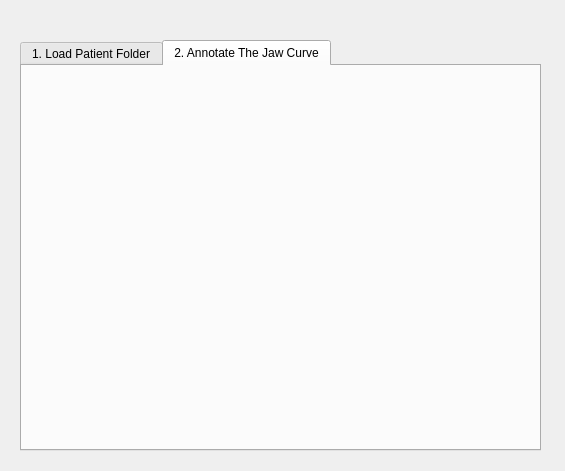
Before: the Qt Designer form main.ui in mohfarid99/dental-implant-program, drawn with Qt 5.
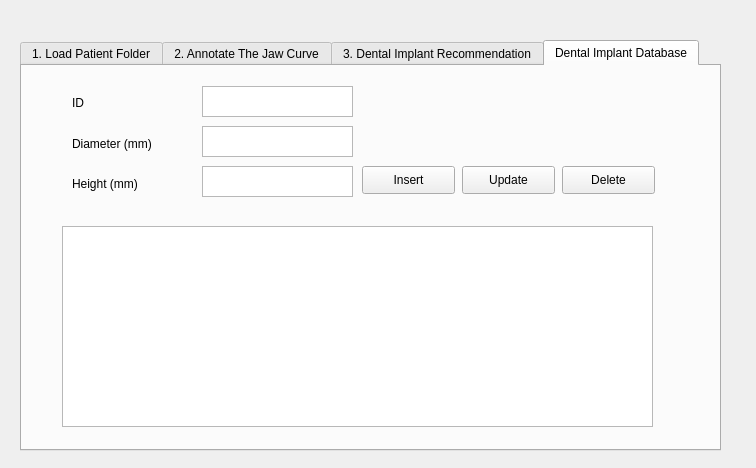
After: the same form once the commit is applied.

Patch:
```diff
--- a/main.ui
+++ b/main.ui
@@ -6,8 +6,8 @@
    <rect>
     <x>0</x>
     <y>0</y>
-    <width>565</width>
-    <height>471</height>
+    <width>756</width>
+    <height>468</height>
    </rect>
   </property>
   <property name="windowTitle">
@@ -18,12 +18,12 @@
     <rect>
      <x>20</x>
      <y>40</y>
-     <width>521</width>
+     <width>701</width>
      <height>411</height>
     </rect>
    </property>
    <property name="currentIndex">
-    <number>1</number>
+    <number>3</number>
    </property>
    <widget class="QWidget" name="tab">
     <attribute name="title">
@@ -116,6 +116,198 @@
     <attribute name="title">
      <string>2. Annotate The Jaw Curve</string>
     </attribute>
+    <widget class="QPushButton" name="pushButton_4">
+     <property name="geometry">
+      <rect>
+       <x>10</x>
+       <y>40</y>
+       <width>141</width>
+       <height>41</height>
+      </rect>
+     </property>
+     <property name="text">
+      <string>Annotate The Jaw Curve</string>
+     </property>
+    </widget>
+   </widget>
+   <widget class="QWidget" name="tab_5">
+    <attribute name="title">
+     <string>3. Dental Implant Recommendation</string>
+    </attribute>
+    <widget class="QPushButton" name="pushButton_5">
+     <property name="geometry">
+      <rect>
+       <x>310</x>
+       <y>50</y>
+       <width>161</width>
+       <height>31</height>
+      </rect>
+     </property>
+     <property name="text">
+      <string>Load The Jaw Curve</string>
+     </property>
+    </widget>
+    <widget class="QLineEdit" name="lineEdit_3">
+     <property name="geometry">
+      <rect>
+       <x>30</x>
+       <y>50</y>
+       <width>261</width>
+       <height>31</height>
+      </rect>
+     </property>
+    </widget>
+    <widget class="QPushButton" name="pushButton_6">
+     <property name="geometry">
+      <rect>
+       <x>30</x>
+       <y>100</y>
+       <width>191</width>
+       <height>31</height>
+      </rect>
+     </property>
+     <property name="text">
+      <string>Get Dental Implant Recommendation</string>
+     </property>
+    </widget>
+   </widget>
+   <widget class="QWidget" name="tab_6">
+    <attribute name="title">
+     <string>Dental Implant Database</string>
+    </attribute>
+    <widget class="QTableView" name="tableView">
+     <property name="geometry">
+      <rect>
+       <x>40</x>
+       <y>160</y>
+       <width>591</width>
+       <height>201</height>
+      </rect>
+     </property>
+    </widget>
+    <widget class="QTextEdit" name="textEdit">
+     <property name="geometry">
+      <rect>
+       <x>180</x>
+       <y>20</y>
+       <width>151</width>
+       <height>31</height>
+      </rect>
+     </property>
+    </widget>
+    <widget class="QTextEdit" name="textEdit_2">
+     <property name="geometry">
+      <rect>
+       <x>180</x>
+       <y>60</y>
+       <width>151</width>
+       <height>31</height>
+      </rect>
+     </property>
+    </widget>
+    <widget class="QTextEdit" name="textEdit_3">
+     <property name="geometry">
+      <rect>
+       <x>180</x>
+       <y>100</y>
+       <width>151</width>
+       <height>31</height>
+      </rect>
+     </property>
+    </widget>
+    <widget class="QLabel" name="label">
+     <property name="geometry">
+      <rect>
+       <x>50</x>
+       <y>30</y>
+       <width>47</width>
+       <height>13</height>
+      </rect>
+     </property>
+     <property name="font">
+      <font>
+       <pointsize>9</pointsize>
+      </font>
+     </property>
+     <property name="text">
+      <string>ID</string>
+     </property>
+    </widget>
+    <widget class="QLabel" name="label_2">
+     <property name="geometry">
+      <rect>
+       <x>50</x>
+       <y>70</y>
+       <width>101</width>
+       <height>16</height>
+      </rect>
+     </property>
+     <property name="font">
+      <font>
+       <pointsize>9</pointsize>
+      </font>
+     </property>
+     <property name="text">
+      <string>Diameter (mm)</string>
+     </property>
+    </widget>
+    <widget class="QLabel" name="label_3">
+     <property name="geometry">
+      <rect>
+       <x>50</x>
+       <y>110</y>
+       <width>101</width>
+       <height>16</height>
+      </rect>
+     </property>
+     <property name="font">
+      <font>
+       <pointsize>9</pointsize>
+      </font>
+     </property>
+     <property name="text">
+      <string>Height (mm)</string>
+     </property>
+    </widget>
+    <widget class="QPushButton" name="pushButton_7">
+     <property name="geometry">
+      <rect>
+       <x>340</x>
+       <y>100</y>
+       <width>93</width>
+       <height>28</height>
+      </rect>
+     </property>
+     <property name="text">
+      <string>Insert</string>
+     </property>
+    </widget>
+    <widget class="QPushButton" name="pushButton_8">
+     <property name="geometry">
+      <rect>
+       <x>440</x>
+       <y>100</y>
+       <width>93</width>
+       <height>28</height>
+      </rect>
+     </property>
+     <property name="text">
+      <string>Update</string>
+     </property>
+    </widget>
+    <widget class="QPushButton" name="pushButton_9">
+     <property name="geometry">
+      <rect>
+       <x>540</x>
+       <y>100</y>
+       <width>93</width>
+       <height>28</height>
+      </rect>
+     </property>
+     <property name="text">
+      <string>Delete</string>
+     </property>
+    </widget>
    </widget>
   </widget>
  </widget>
```
